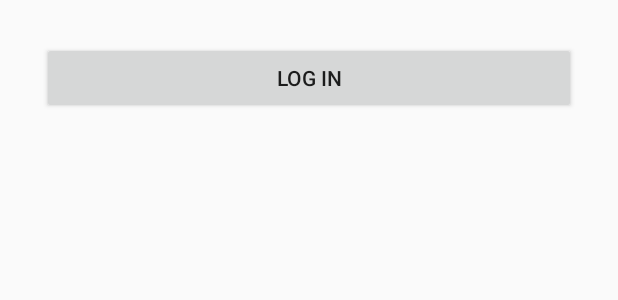
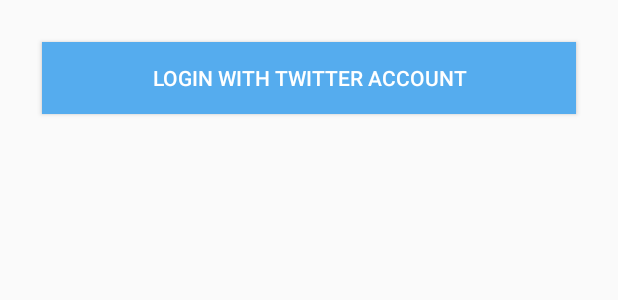
Before and after one commit to jimxj/TwitterClientAndroid, an Android app: the layout activity_login.xml on its own in the app's theme, with its tools: preview values and no code run, on a phone screen of 412 x 824 dp. Shown: the top 300 px of the screen. Run offline under Robolectric (Android 15) with nearby library versions, the light colour scheme and no system bars.

Commit message:
update icons and login activity

```diff
--- a/app/src/main/res/layout/activity_login.xml
+++ b/app/src/main/res/layout/activity_login.xml
@@ -12,6 +12,8 @@
         android:layout_width="match_parent"
         android:layout_height="wrap_content"
         android:layout_centerHorizontal="true"
+        android:background="@color/primary_blue"
+        android:textColor="@color/white"
         android:layout_margin="20dp"
         android:onClick="loginToRest"
         android:text="@string/login_label" />
--- a/app/src/main/res/values/strings.xml
+++ b/app/src/main/res/values/strings.xml
@@ -2,7 +2,7 @@
 <resources>
 
     <string name="app_name">Simple Twitter Client</string>
-    <string name="login_label">Log in</string>
+    <string name="login_label">Login with Twitter Account</string>
     <string name="title_activity_timeline">TimelineActivity</string>
 
     <string name="hello_world">Hello world!</string>
```
Also changed, not shown: app/src/main/ic_launcher-web.png, app/src/main/res/mipmap-hdpi/ic_launcher.png, app/src/main/res/mipmap-mdpi/ic_launcher.png, app/src/main/res/mipmap-xhdpi/ic_launcher.png, app/src/main/res/mipmap-xxhdpi/ic_launcher.png, app/src/main/res/mipmap-xxxhdpi/ic_launcher.png.
